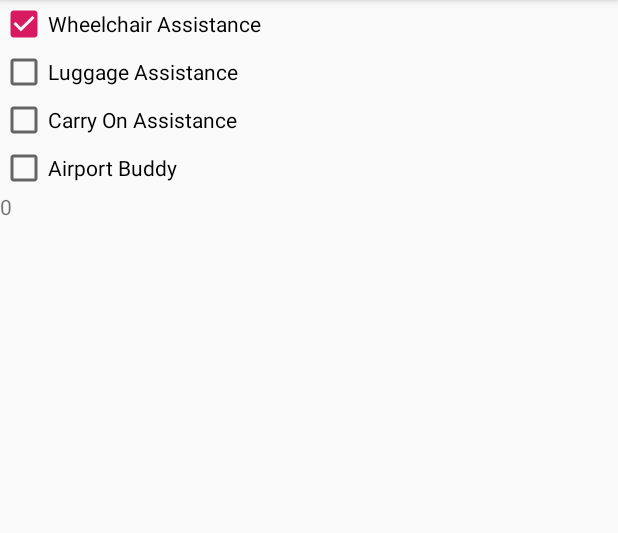
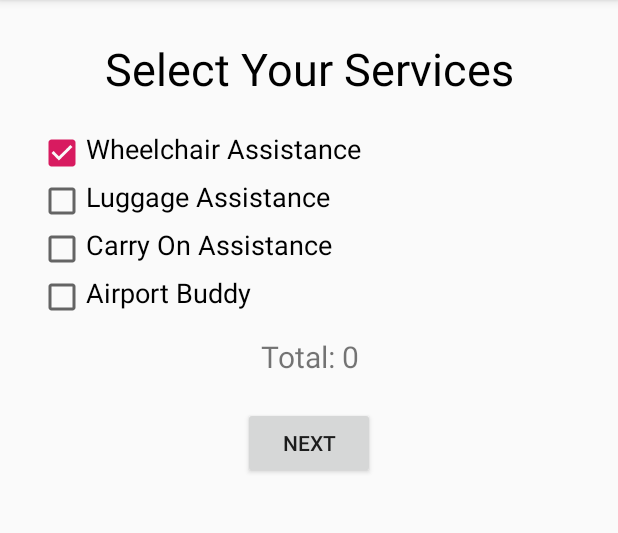
Before and after one commit to lee-RoyGaseller/AmericanCareLinesApp, an Android app: the ChooseServicesActivity screen opened directly, with no data from a screen before it, after a tap on "Wheelchair Assistance", on a phone screen of 412 x 824 dp, the part 84-617 px from its top. Run offline under Robolectric (Android 15) with nearby library versions, the phone set to English and light mode, and no system bars.

Commit message:
checkboxes2

```diff
--- a/app/src/main/java/com/example/americancarelinesapp/ChooseServicesActivity.java
+++ b/app/src/main/java/com/example/americancarelinesapp/ChooseServicesActivity.java
@@ -1,5 +1,6 @@
 package com.example.americancarelinesapp;
 
+import android.content.Intent;
 import android.os.Bundle;
 import android.util.Log;
 import android.view.View;
@@ -44,7 +45,11 @@ public class ChooseServicesActivity extends AppCompatActivity {
 //        checkIn = findViewById(R.id.cb_checkIn);
         total = 0;
         tv = findViewById(R.id.tv_intTotal);
-        tv.setText(String.valueOf(total));
+        tv.setText("Total: " + String.valueOf(total));
+    }
+    public void moveOn(View v) {
+        Intent intent = new Intent(this, SelectHelper.class);
+        startActivity(intent);
     }
 
 
@@ -57,7 +62,7 @@ public class ChooseServicesActivity extends AppCompatActivity {
             total -= 0;
         }
 
-        tv.setText(String.valueOf(total));
+        tv.setText("Total: " + String.valueOf(total));
     }
 
     public void checkLuggage(View v) {
@@ -69,7 +74,7 @@ public class ChooseServicesActivity extends AppCompatActivity {
             total -= 10;
         }
 
-        tv.setText(String.valueOf(total));
+        tv.setText("Total: " + String.valueOf(total));
     }
 
     public void checkCarry(View v) {
@@ -81,7 +86,7 @@ public class ChooseServicesActivity extends AppCompatActivity {
             total -= 7;
         }
 
-        tv.setText(String.valueOf(total));
+        tv.setText("Total: " + String.valueOf(total));
     }
 
     public void checkBuddy(View v) {
@@ -93,7 +98,7 @@ public class ChooseServicesActivity extends AppCompatActivity {
             total -= 20;
         }
 
-        tv.setText(String.valueOf(total));
+        tv.setText("Total: " + String.valueOf(total));
     }
 
 //    public void checkToPre(View v) {
--- a/app/src/main/java/com/example/americancarelinesapp/SelectHelper.java
+++ b/app/src/main/java/com/example/americancarelinesapp/SelectHelper.java
@@ -14,8 +14,4 @@ public class SelectHelper extends AppCompatActivity {
         setContentView(R.layout.activity_select_helper);
 
     }
-    public void moveOn(View v) {
-        Intent intent = new Intent(this, ChooseServicesActivity.class);
-        startActivity(intent);
-    }
 }
--- a/app/src/main/res/layout/choose_services.xml
+++ b/app/src/main/res/layout/choose_services.xml
@@ -1,26 +1,47 @@
 <?xml version="1.0" encoding="utf-8"?>
 <LinearLayout xmlns:android="http://schemas.android.com/apk/res/android"
     android:orientation="vertical" android:layout_width="match_parent"
+    android:layout_marginLeft="25dp"
+    android:layout_marginRight="25dp"
+    android:layout_marginTop="25dp"
+    android:layout_marginBottom="25dp"
     android:layout_height="match_parent">
+    <TextView
+        android:layout_width="match_parent"
+        android:layout_height="wrap_content"
+        android:text="Select Your Services"
+        android:textSize="30dp"
+        android:gravity="center"
+        android:paddingBottom="20dp"
+        android:textColor="#000000"/>
     <CheckBox android:id="@+id/cb_wheelchair"
         android:layout_width="wrap_content"
         android:layout_height="wrap_content"
         android:text="Wheelchair Assistance"
+        android:textSize="18dp"
+        android:paddingBottom="5dp"
         android:onClick="checkWheel"/>
     <CheckBox android:id="@+id/cb_luggage"
         android:layout_width="wrap_content"
         android:layout_height="wrap_content"
         android:text="Luggage Assistance"
+        android:paddingBottom="5dp"
+        android:textSize="18dp"
         android:onClick="checkLuggage"/>
     <CheckBox android:id="@+id/cb_carryon"
         android:layout_width="wrap_content"
         android:layout_height="wrap_content"
         android:text="Carry On Assistance"
+        android:paddingBottom="5dp"
+        android:textSize="18dp"
         android:onClick="checkCarry"/>
     <CheckBox android:id="@+id/cb_buddy"
         android:layout_width="wrap_content"
         android:layout_height="wrap_content"
+        android:paddingBottom="5dp"
+        android:textSize="18dp"
         android:text="Airport Buddy"
+        android:layout_gravity=""
         android:onClick="checkBuddy"/>
 <!--    <CheckBox android:id="@+id/cb_toPre"-->
 <!--        android:layout_width="wrap_content"-->
@@ -52,5 +73,15 @@
         android:id="@+id/tv_intTotal"
         android:layout_width="match_parent"
         android:layout_height="wrap_content"
+        android:layout_marginTop="10dp"
+        android:gravity="center"
+        android:textSize="20dp"
         android:text="" />
+    <Button
+        android:layout_width="wrap_content"
+        android:layout_height="wrap_content"
+        android:text="Next"
+        android:layout_marginTop="20dp"
+        android:onClick="moveOn"
+        android:layout_gravity="center"/>
 </LinearLayout>
```
